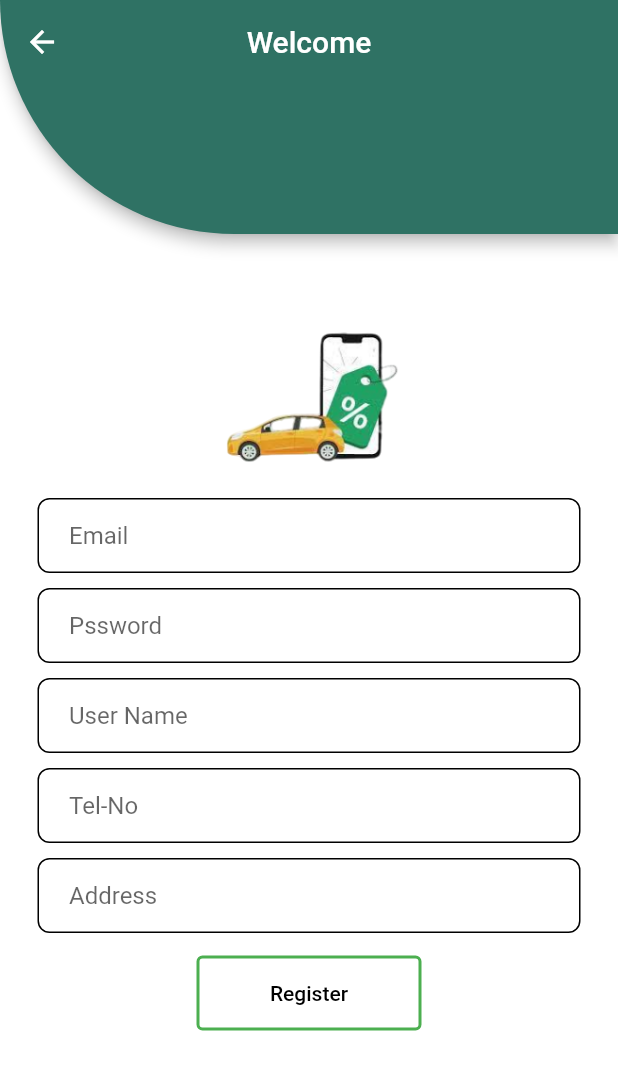
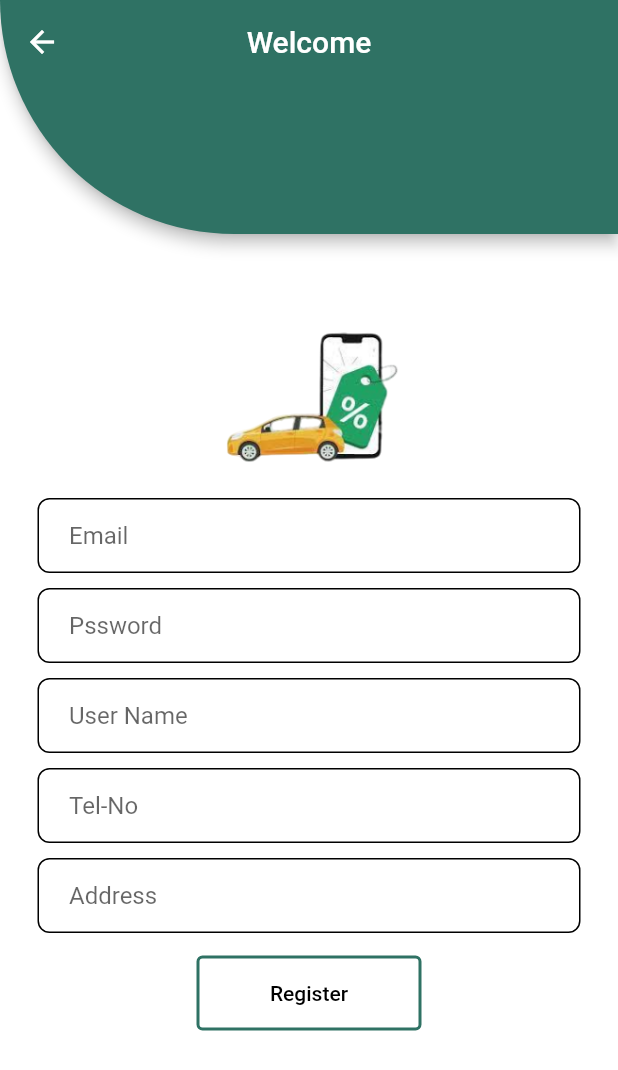
Before and after one commit to WarunaDisanayaka/Car-renting-platform, a Flutter app: the screen it shows after launch, after a tap on "Register", on a phone screen of 412 x 824 dp. Shown: the top 1070 px of the screen. Run offline on Flutter 3.47's test engine with Material 2 defaults, Android fonts, the phone set to English and light mode, and no system bars; our stand-ins replace carousel_slider, cloud_firestore, email_validator, firebase_auth, firebase_core, geocoding and 2 more; accounts and stored records are empty; network calls fail.

Commit message:
update design vehivles

```diff
--- a/app/lib/home.dart
+++ b/app/lib/home.dart
@@ -127,6 +127,8 @@ class _HomeState extends State<home> {
               title: Text('My Account'),
               onTap: () {
                 // Handle navigation to the home screen
+                Navigator.push(
+                    context, MaterialPageRoute(builder: (context) =>  MyAccount()));
               },
             ),
             ListTile(
--- a/app/lib/login.dart
+++ b/app/lib/login.dart
@@ -52,6 +52,7 @@ class _loginState extends State<login> {
                     height: 100,
                   ),
                 ),
+
 
                 //email
                 Padding(
@@ -116,7 +117,7 @@ class _loginState extends State<login> {
                     style: OutlinedButton.styleFrom(
                       side: BorderSide(
                         width: 2.0, // set the border weight to 2.0
-                        color: Colors.green,
+                        color:  Color.fromRGBO(47, 114, 100, 1),
                       ),
                       fixedSize: Size(150, 50),
                     ),
@@ -156,7 +157,7 @@ class _loginState extends State<login> {
                     Text(
                       "Not a member? .",
                       style: TextStyle(
-                        color: Colors.green,
+                        color:  Color.fromRGBO(47, 114, 100, 1),
                         fontWeight: FontWeight.bold,
                       ),
                     ),
--- a/app/lib/myaccount.dart
+++ b/app/lib/myaccount.dart
@@ -80,6 +80,8 @@ class _MyAccountState extends State<MyAccount> {
                 title: Text('My Account'),
                 onTap: () {
                   // Handle navigation to the home screen
+                  Navigator.push(
+                      context, MaterialPageRoute(builder: (context) =>  MyAccount()));
                 },
               ),
               ListTile(
--- a/app/lib/register.dart
+++ b/app/lib/register.dart
@@ -268,7 +268,7 @@ class _registerState extends State<register> {
                         style: OutlinedButton.styleFrom(
                           side: BorderSide(
                             width: 2.0, // set the border weight to 2.0
-                            color: Colors.green,
+                            color:  Color.fromRGBO(47, 114, 100, 1),
                           ),
                           fixedSize: Size(150, 50),
                         ),
--- a/app/lib/viewvehicle.dart
+++ b/app/lib/viewvehicle.dart
@@ -1,6 +1,7 @@
 import 'dart:ui';
 
 import 'package:cr_app/home.dart';
+import 'package:cr_app/myaccount.dart';
 import 'package:cr_app/vehicles.dart';
 import 'package:flutter/material.dart';
 
@@ -44,6 +45,8 @@ class _ViewState extends State<view> {
               title: Text('My Account'),
               onTap: () {
                 // Handle navigation to the home screen
+                Navigator.push(
+                    context, MaterialPageRoute(builder: (context) =>  MyAccount()));
               },
             ),
             ListTile(
--- a/app/lib/welcome.dart
+++ b/app/lib/welcome.dart
@@ -64,7 +64,7 @@ class _welcomeState extends State<welcome> {
                           style: OutlinedButton.styleFrom(
                             side: BorderSide(
                               width: 2.0, // set the border weight to 2.0
-                              color: Colors.green,
+                              color:  Color.fromRGBO(47, 114, 100, 1),
                             ),
                               fixedSize: Size(150, 50),
                           ),
@@ -87,7 +87,7 @@ class _welcomeState extends State<welcome> {
                           style: OutlinedButton.styleFrom(
                             side: BorderSide(
                               width: 2.0, // set the border weight to 2.0
-                              color: Colors.green,
+                              color:  Color.fromRGBO(47, 114, 100, 1),
                             ),
                             fixedSize: Size(150, 50),
                           ),
```
Also changed, not shown: app/lib/vehicles.dart (+52 -2 lines).
